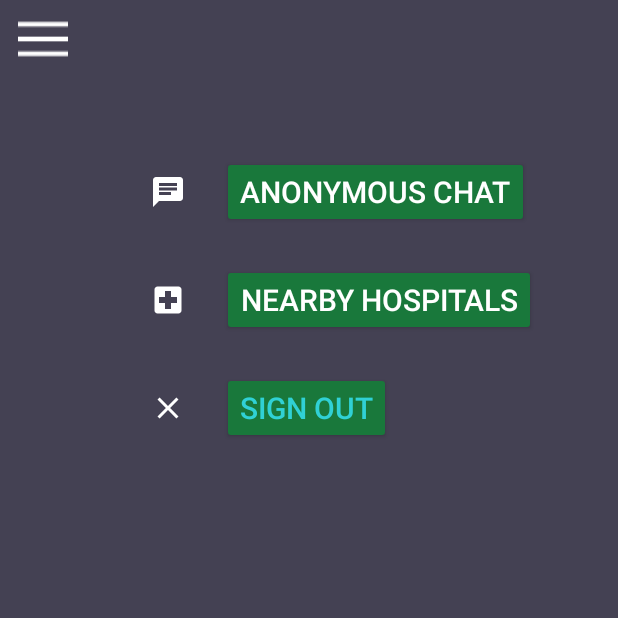
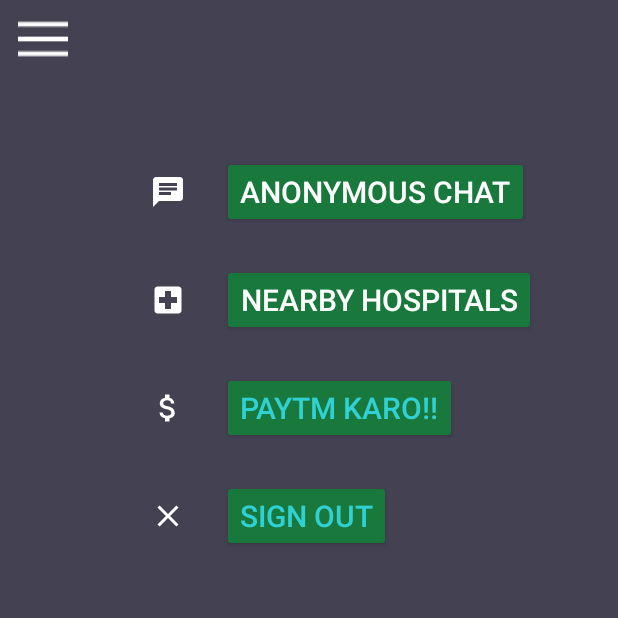
Before and after one commit to Dhruvjain2000/Mind-aid, an Android app: the MenuScreen screen opened directly, with no data from a screen before it, on a phone screen of 412 x 824 dp, the top half of it. Run offline under Robolectric (Android 15) with nearby library versions, the phone set to English and light mode, and no system bars; our stand-ins replace Firebase (no records; nobody signed in at launch, a user with empty details on screens opened directly); libraries missing offline, so code that uses them is left out: com.mxn.soul, com.nightonke.boommenu, com.yalantis.guillotine, me.itangqi.waveloadingview; plain views replace BoomMenuButton, FlowingDrawer, FlowingMenuLayout, WaveLoadingView; 21 statements that could not run were skipped.

Commit message:
final almost

```diff
--- a/app/src/main/AndroidManifest.xml
+++ b/app/src/main/AndroidManifest.xml
@@ -18,9 +18,9 @@
 
     <application
         android:allowBackup="true"
-        android:icon="@mipmap/ic_launcher"
+        android:icon="@drawable/head"
         android:label="@string/app_name"
-        android:roundIcon="@mipmap/ic_launcher_round"
+        android:roundIcon="@drawable/head"
         android:supportsRtl="true"
         android:theme="@style/AppTheme">
         <activity android:name=".BoardingActivity">
@@ -53,6 +53,8 @@
         <activity android:name=".Chatbot.ChatActivity" />
         <activity android:name=".Meme.MemeActivity" />
         <activity android:name=".ChatApp.AnonymousChat" />
+        <activity android:name=".PaytmActivity" />
+        <activity android:name=".PaytmActivity"></activity>
     </application>
 
 </manifest>
--- a/app/src/main/java/com/example/android/myapplication/BoardingActivity.java
+++ b/app/src/main/java/com/example/android/myapplication/BoardingActivity.java
@@ -19,8 +19,8 @@ public class BoardingActivity extends AhoyOnboarderActivity {
         super.onCreate(savedInstanceState);
 
         AhoyOnboarderCard ahoyOnboarderCard1 = new AhoyOnboarderCard("Emotion Sensor", "Quantify emotions from voice using Deep Learning.", R.drawable.smile);
-        AhoyOnboarderCard ahoyOnboarderCard2 = new AhoyOnboarderCard("Mood Detection", "Facial emotion detection using Azure.", R.drawable.food);
-        AhoyOnboarderCard ahoyOnboarderCard3 = new AhoyOnboarderCard("Anonymous Chat", "Speak your heart and vent out your emotions.", R.raw.chatting);
+        AhoyOnboarderCard ahoyOnboarderCard2 = new AhoyOnboarderCard("Mood Detection", "Facial emotion detection using Azure.", R.drawable.masks);
+        AhoyOnboarderCard ahoyOnboarderCard3 = new AhoyOnboarderCard("Anonymous Chat", "Speak your heart and vent out your emotions.", R.drawable.conversation);
         AhoyOnboarderCard ahoyOnboarderCard4 = new AhoyOnboarderCard("Many features", "Some add-on features such as Games, Music and memes.", R.drawable.reward);
 
 
--- a/app/src/main/java/com/example/android/myapplication/MenuScreen.java
+++ b/app/src/main/java/com/example/android/myapplication/MenuScreen.java
@@ -1,5 +1,6 @@
 package com.example.android.myapplication;
 
+import android.app.Activity;
 import android.content.Intent;
 import android.graphics.Color;
 import android.support.v4.app.FragmentManager;
@@ -9,6 +10,7 @@ import android.support.v7.widget.Toolbar;
 import android.util.Log;
 import android.view.LayoutInflater;
 import android.view.View;
+import android.webkit.WebView;
 import android.widget.Button;
 import android.widget.FrameLayout;
 import android.widget.LinearLayout;
@@ -45,8 +47,10 @@ public class MenuScreen extends AppCompatActivity implements View.OnClickListene
 
     private static final long RIPPLE_DURATION = 250;
     Button tvchat;
+    Button tvpaytm;
     Button tvhosp;
     Button tvsignout;
+    private WebView chatWindow;
 
     static int[] imageResources = new int[]{
             R.drawable.emotion,
@@ -110,11 +114,13 @@ public class MenuScreen extends AppCompatActivity implements View.OnClickListene
         View v = LayoutInflater.from(this).inflate(R.layout.guillotine,null);
 
         tvchat= v.findViewById(R.id.tvchat);
+        tvpaytm= v.findViewById(R.id.tvpaytm);
         tvhosp= v.findViewById(R.id.tvhosp);
         tvsignout= v.findViewById(R.id.tvsignout);
 
 
         tvchat.setOnClickListener(this);
+        tvpaytm.setOnClickListener(this);
         tvhosp.setOnClickListener(this);
         tvsignout.setOnClickListener(this);
 
@@ -323,8 +329,12 @@ public class MenuScreen extends AppCompatActivity implements View.OnClickListene
     public void onClick(View view) {
         switch (view.getId())
         {
+            case R.id.tvpaytm:
+            {
+                paytm(null);
+                break;
+            }
             case R.id.tvchat:
-
             { anonymousChat(null); break;}
             case R.id.tvhosp:
             {hosp(null); break;}
@@ -333,15 +343,22 @@ public class MenuScreen extends AppCompatActivity implements View.OnClickListene
 //                FirebaseAuth.getInstance().signOut();
                 login(null);
                 break;}
-        }    }
+
+
+        }
+    }
 
     public void login(View v ) {
         startActivity(new Intent(getBaseContext(),LoginActivity.class));
-        finish();
+        //finish();
     }
 
     public void hosp(View v) {
         startActivity(new Intent(this,MapsActivity.class));
+    }
+    public void paytm(View v) {
+        Toast.makeText(this,"Paytm ",Toast.LENGTH_SHORT).show();
+        startActivity(new Intent(this,PaytmActivity.class));
     }
 
     public void anonymousChat(View v) {
--- a/app/src/main/java/com/example/android/myapplication/PlayPauseButton.java
+++ b/app/src/main/java/com/example/android/myapplication/PlayPauseButton.java
@@ -29,7 +29,7 @@ public class PlayPauseButton extends View
     private ValueAnimator mRightEdgeAnimator;
     private boolean mPlayed;
 
-    private int mBackgroundColor = Color.RED;
+    private int mBackgroundColor = R.color.colorPrimary;
 
     private ValueAnimator.AnimatorUpdateListener mAnimatorUpdateListener =
             new ValueAnimator.AnimatorUpdateListener() {
--- /dev/null
+++ b/app/src/main/res/drawable/money.xml
@@ -0,0 +1,5 @@
+<vector android:height="24dp" android:tint="#FFFFFF"
+    android:viewportHeight="24.0" android:viewportWidth="24.0"
+    android:width="24dp" xmlns:android="http://schemas.android.com/apk/res/android">
+    <path android:fillColor="#FF000000" android:pathData="M11.8,10.9c-2.27,-0.59 -3,-1.2 -3,-2.15 0,-1.09 1.01,-1.85 2.7,-1.85 1.78,0 2.44,0.85 2.5,2.1h2.21c-0.07,-1.72 -1.12,-3.3 -3.21,-3.81V3h-3v2.16c-1.94,0.42 -3.5,1.68 -3.5,3.61 0,2.31 1.91,3.46 4.7,4.13 2.5,0.6 3,1.48 3,2.41 0,0.69 -0.49,1.79 -2.7,1.79 -2.06,0 -2.87,-0.92 -2.98,-2.1h-2.2c0.12,2.19 1.76,3.42 3.68,3.83V21h3v-2.15c1.95,-0.37 3.5,-1.5 3.5,-3.55 0,-2.84 -2.43,-3.81 -4.7,-4.4z"/>
+</vector>
--- a/app/src/main/res/layout/activity_main.xml
+++ b/app/src/main/res/layout/activity_main.xml
@@ -4,7 +4,7 @@
     xmlns:android="http://schemas.android.com/apk/res/android"
     xmlns:app="http://schemas.android.com/apk/res-auto"
     xmlns:tools="http://schemas.android.com/tools"
-    android:background="#6593F5"
+    android:background="#95f4bd"
     android:layout_width="match_parent"
     android:layout_height="match_parent"
     tools:context=".MainActivity">
--- a/app/src/main/res/layout/activity_menu_screen.xml
+++ b/app/src/main/res/layout/activity_menu_screen.xml
@@ -38,7 +38,7 @@
     android:layout_height="match_parent"
     xmlns:app="http://schemas.android.com/apk/res-auto"
     xmlns:tools="http://schemas.android.com/tools"
-    android:background="#ff56d0ff"
+    android:background="#FFD700"
    android:id="@+id/root"
     android:orientation="vertical"
     tools:context=".MenuScreen"
@@ -92,7 +92,13 @@
     <LinearLayout
         android:layout_width="fill_parent"
         android:layout_height="wrap_content"
+
         android:orientation="vertical">
+        <!--<ImageView-->
+            <!--android:layout_width="382dp"-->
+            <!--android:layout_height="432dp"-->
+            <!--android:src="@drawable/logo_final"/>-->
+
         <me.itangqi.waveloadingview.WaveLoadingView
             android:id="@+id/waveLoadingView"
             android:layout_width="382dp"
@@ -118,6 +124,7 @@
             android:layout_width="fill_parent"
             android:layout_height="wrap_content"
             android:layout_marginTop="5dp"
+
             android:gravity="right|bottom"
             android:orientation="vertical"
             android:paddingTop="2dp"
--- a/app/src/main/res/layout/guillotine.xml
+++ b/app/src/main/res/layout/guillotine.xml
@@ -51,6 +51,20 @@
     </LinearLayout>
 
     <LinearLayout
+        android:id="@+id/paytm_group"
+        style="@style/LinearLayout.GuillotineItem">
+
+        <ImageView
+            style="@style/ImageView.GuillotineItem"
+            android:src="@drawable/money" />
+
+        <Button
+            style="@style/TextView.GuillotineItem.Selected"
+            android:onClick="paytm"
+            android:id="@+id/tvpaytm"
+            android:text="Paytm Karo!!" />
+    </LinearLayout>
+    <LinearLayout
         android:id="@+id/activity_group"
         style="@style/LinearLayout.GuillotineItem">
 
--- a/app/src/main/res/values/strings.xml
+++ b/app/src/main/res/values/strings.xml
@@ -1,5 +1,5 @@
 <resources>
-    <string name="app_name">Mind Aid</string>
+    <string name="app_name">MindMate</string>
     <string name="hint_user_id">User ID</string>
     <string name="get_custom_token">Get Token</string>
     <string name="sign_in">Sign In</string>
@@ -12,7 +12,7 @@
     <string name="custom_token">Custom Token</string>
     <string name="profile">ANONYMOUS CHAT</string>
     <string name="feed">NEARBY HOSPITALS</string>
-    <string name="activity">MIND AID</string>
+    <string name="activity">MindMate</string>
 
     <string name="settings">SETTINGS</string>
     <string name="signed_in">Signed In</string>
```
Also changed, not shown: app/src/main/java/com/example/android/myapplication/PaytmActivity.java (added, +49 -0 lines), app/src/main/res/layout/activity_paytm.xml (added, +32 -0 lines), app/src/main/res/drawable/conversation.png (added), app/src/main/res/drawable/head.png (added), app/src/main/res/drawable/logo_final.jpeg (added), app/src/main/res/drawable/masks.png (added).
